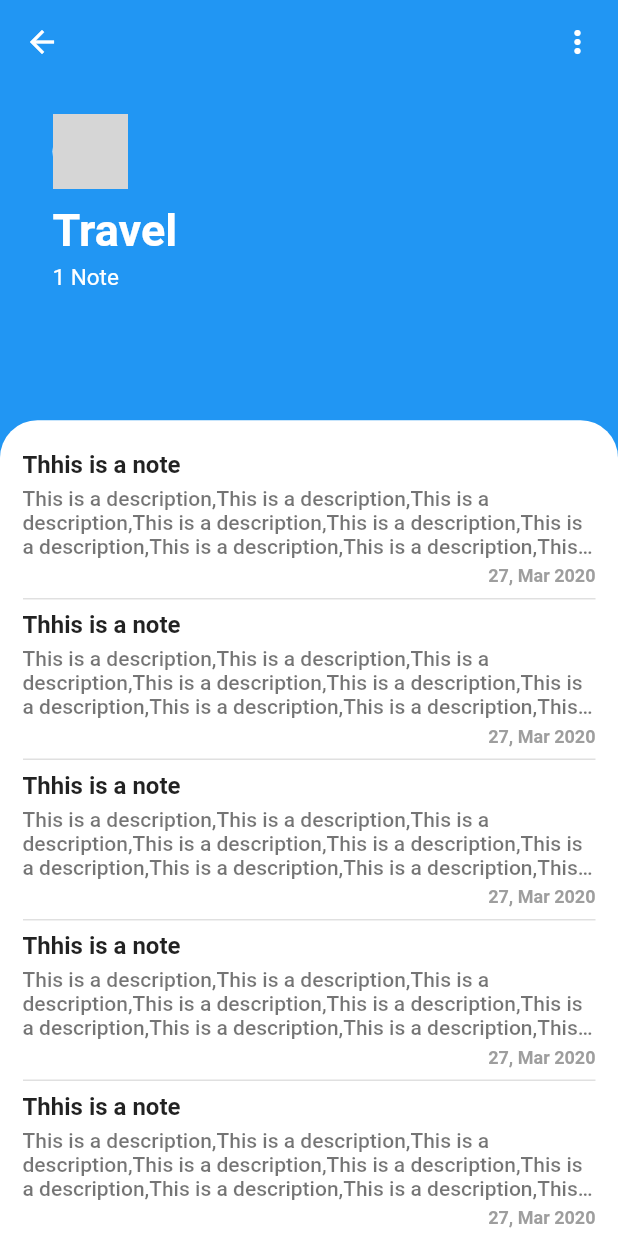
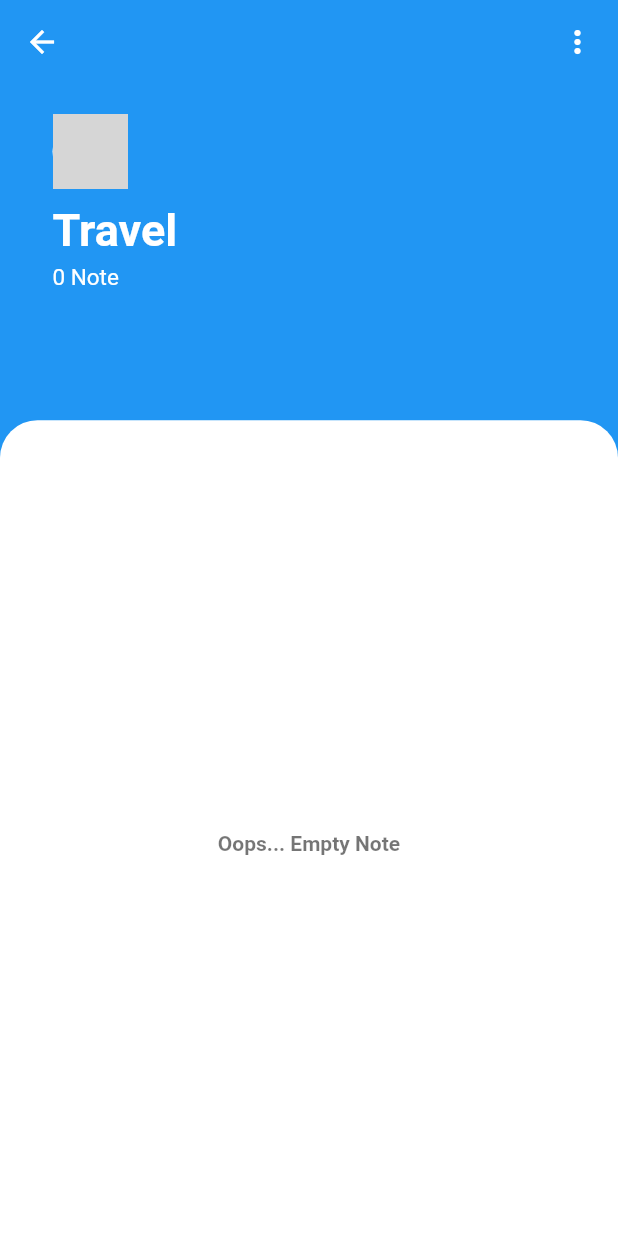
Before and after one commit to timilehinjegede/notes-app, a Flutter app: the screen it shows after launch, after a tap on "Travel", on a phone screen of 412 x 824 dp. Run offline on Flutter 3.47's test engine with Material 2 defaults, Android fonts, the phone set to English and light mode, and no system bars; our stand-ins replace hive, hive_flutter; accounts and stored records are empty; generated files the repository leaves out were written again; grey boxes are pictures that could not be loaded.

Commit message:
Adding of Notes and Filter by Category

```diff
--- a/lib/main.dart
+++ b/lib/main.dart
@@ -1,6 +1,7 @@
 import 'package:flutter/material.dart';
 import 'package:notesapp/screens/detail_category.dart';
 import 'package:notesapp/screens/home.dart';
+import 'package:notesapp/screens/new_note.dart';
 
 void main() {
   runApp(MyApp());
@@ -12,6 +13,7 @@ class MyApp extends StatelessWidget {
   Widget build(BuildContext context) {
     return MaterialApp(
       routes: {
+        NewNoteScreen.routeName: (context) => NewNoteScreen(),
       },
       debugShowCheckedModeBanner: false,
       home: HomeScreen(),
--- a/lib/screens/detail_category.dart
+++ b/lib/screens/detail_category.dart
@@ -1,4 +1,7 @@
 import 'package:flutter/material.dart';
+import 'package:hive/hive.dart';
+import 'package:hive_flutter/hive_flutter.dart';
+import 'package:notesapp/screens/new_note.dart';
 import 'package:notesapp/utils/colors.dart';
 import 'package:notesapp/utils/margin.dart';
 import 'package:notesapp/utils/resolution.dart';
@@ -52,7 +55,9 @@ class _DetailCategoryScreenState extends State<DetailCategoryScreen> {
                       color: kWhite,
                       borderRadius: BorderRadius.circular(25),
                       image: DecorationImage(
-                          image: widget.img, fit: BoxFit.contain,),
+                        image: widget.img,
+                        fit: BoxFit.contain,
+                      ),
                     ),
                   ),
                   YMargin(10),
@@ -83,18 +88,38 @@ class _DetailCategoryScreenState extends State<DetailCategoryScreen> {
               ),
               color: kWhite,
             ),
-            child: ListView.builder(
-              itemBuilder: (BuildContext context, int index) => Column(
-                children: <Widget>[
-                  _myNoteTile(
-                    'Thhis is a note',
-                    'This is a description,This is a description,This is a description,This is a description,This is a description,This is a description,This is a description,This is a description,This is a description,This is a description,This is a description,This is a description,This is a description,This is a description,This is a description,This is a y e wsin dcinsc,',
-                    '27, Mar 2020',
-                  ),
-                  Divider(thickness: 1,),
-                ],
-              ),
-              itemCount: 20,
+            child: ValueListenableBuilder(
+              valueListenable: Hive.box('noteBox').listenable(),
+              builder: (context, box, child) {
+                List<dynamic> boxList = box.values.toList();
+                return widget.noteNum != 0
+                    ? ListView.builder(
+                        itemBuilder: (BuildContext context, int index) =>
+                            Column(
+                          children: <Widget>[
+                            _myNoteTile(
+                              boxList[index].title,
+                              boxList[index].description,
+                              boxList[index].dateLastEdited.toString(),
+                            ),
+                            Divider(
+                              thickness: 1,
+                            ),
+                          ],
+                        ),
+                        itemCount: boxList.length,
+                      )
+                    : Center(
+                        child: Text(
+                          'Oops... Empty Note',
+                          style: textStyle(
+                            size: 14,
+                            color: kGreyBlack,
+                            weight: 6,
+                          ),
+                        ),
+                      );
+              },
             ),
           ),
         ],
@@ -127,7 +152,7 @@ class _DetailCategoryScreenState extends State<DetailCategoryScreen> {
           overflow: TextOverflow.ellipsis,
           softWrap: true,
         ),
-        YMargin(5),
+        YMargin(10),
         Align(
           alignment: Alignment.bottomRight,
           child: Text(
--- a/lib/screens/home.dart
+++ b/lib/screens/home.dart
@@ -1,9 +1,10 @@
 import 'package:flutter/material.dart';
 import 'package:hive/hive.dart';
+import 'package:hive_flutter/hive_flutter.dart';
 import 'package:notesapp/models/note.dart';
 import 'package:notesapp/screens/detail_category.dart';
+import 'package:notesapp/screens/new_note.dart';
 import 'package:notesapp/screens/widgets/custom_card.dart';
-import 'package:notesapp/screens/widgets/menu_button.dart';
 import 'package:notesapp/utils/colors.dart';
 import 'package:notesapp/utils/images.dart';
 import 'package:notesapp/utils/styles.dart';
@@ -44,20 +45,16 @@ class _HomeScreenState extends State<HomeScreen> {
           size: 25,
           color: kWhite,
         ),
-        onPressed: () => print('add me'),
+        onPressed: () async {
+          await Navigator.pushNamed(context, NewNoteScreen.routeName);
+          setState(() {});
+        },
       ),
       body: Column(
         crossAxisAlignment: CrossAxisAlignment.start,
         children: <Widget>[
-          GestureDetector(
-            onTap: () => print('Working'),
-            child: Padding(
-              padding: const EdgeInsets.fromLTRB(20, 40, 20, 10),
-              child: MenuButton(),
-            ),
-          ),
           Container(
-            padding: const EdgeInsets.symmetric(horizontal: 20, vertical: 20),
+            padding: EdgeInsets.fromLTRB(20, 50, 20, 30),
             child: Text(
               'Lists',
               style: textStyle(
@@ -67,7 +64,21 @@ class _HomeScreenState extends State<HomeScreen> {
               ),
             ),
           ),
-          Expanded(
+          ValueListenableBuilder(
+            valueListenable: Hive.box('noteBox').listenable(),
+            builder: (context, box, widget) {
+
+              // convert box value into a list
+              List<dynamic> boxList = box.values.toList();
+
+              // function to filter the list
+              int fromList(String filterString) {
+                return boxList
+                    .where((element) => element.category == filterString)
+                    .toList()
+                    .length;
+              }
+              return Expanded(
                 child: Padding(
                   padding: const EdgeInsets.only(left: 10, right: 10),
                   child: GridView.count(
@@ -84,14 +95,14 @@ class _HomeScreenState extends State<HomeScreen> {
                             builder: (context) => DetailCategoryScreen(
                               category: 'All',
                               img: all,
-                          noteNum: 23,
+                              noteNum: boxList.length,
                             ),
                           ),
                         ),
                         child: CustomCard(
                           title: 'All',
                           imgPath: all,
-                      taskNum: 23,
+                          taskNum: boxList.length,
                         ),
                       ),
                       GestureDetector(
@@ -100,15 +111,15 @@ class _HomeScreenState extends State<HomeScreen> {
                           MaterialPageRoute(
                             builder: (context) => DetailCategoryScreen(
                               category: 'Work',
-                          img: work,
-                          noteNum: 14,
+                              img: music,
+                              noteNum: fromList('Work'),
                             ),
                           ),
                         ),
                         child: CustomCard(
                           title: 'Work',
                           imgPath: work,
-                      taskNum: 14,
+                          taskNum: fromList('Work'),
                         ),
                       ),
                       GestureDetector(
@@ -118,14 +129,14 @@ class _HomeScreenState extends State<HomeScreen> {
                             builder: (context) => DetailCategoryScreen(
                               category: 'Music',
                               img: music,
-                          noteNum: 6,
+                              noteNum: fromList('Music'),
                             ),
                           ),
                         ),
                         child: CustomCard(
                           title: 'Music',
                           imgPath: music,
-                      taskNum: 6,
+                          taskNum: fromList('Music'),
                         ),
                       ),
                       GestureDetector(
@@ -135,14 +146,14 @@ class _HomeScreenState extends State<HomeScreen> {
                             builder: (context) => DetailCategoryScreen(
                               category: 'Travel',
                               img: travel,
-                          noteNum: 1,
+                              noteNum: fromList('Travel'),
                             ),
                           ),
                         ),
                         child: CustomCard(
                           title: 'Travel',
                           imgPath: travel,
-                      taskNum: 1,
+                          taskNum: fromList('Travel'),
                         ),
                       ),
                       GestureDetector(
@@ -152,14 +163,14 @@ class _HomeScreenState extends State<HomeScreen> {
                             builder: (context) => DetailCategoryScreen(
                               category: 'Study',
                               img: study,
-                          noteNum: 2,
+                              noteNum: fromList('Study'),
                             ),
                           ),
                         ),
                         child: CustomCard(
                           title: 'Study',
                           imgPath: study,
-                      taskNum: 2,
+                          taskNum: fromList('Study'),
                         ),
                       ),
                       GestureDetector(
@@ -169,14 +180,14 @@ class _HomeScreenState extends State<HomeScreen> {
                             builder: (context) => DetailCategoryScreen(
                               category: 'Home',
                               img: home,
-                          noteNum: 14,
+                              noteNum: fromList('Home'),
                             ),
                           ),
                         ),
                         child: CustomCard(
                           title: 'Home',
                           imgPath: home,
-                      taskNum: 14,
+                          taskNum: fromList('Home'),
                         ),
                       ),
                       GestureDetector(
@@ -186,14 +197,14 @@ class _HomeScreenState extends State<HomeScreen> {
                             builder: (context) => DetailCategoryScreen(
                               category: 'Play',
                               img: play,
-                          noteNum: 0,
+                              noteNum: fromList('Play'),
                             ),
                           ),
                         ),
                         child: CustomCard(
                           title: 'Play',
                           imgPath: play,
-                      taskNum: 0,
+                          taskNum: fromList('Play'),
                         ),
                       ),
                       GestureDetector(
@@ -203,19 +214,21 @@ class _HomeScreenState extends State<HomeScreen> {
                             builder: (context) => DetailCategoryScreen(
                               category: 'Shop',
                               img: shop,
-                          noteNum: 6,
+                              noteNum: fromList('Shop'),
                             ),
                           ),
                         ),
                         child: CustomCard(
                           title: 'Shop',
                           imgPath: shop,
-                      taskNum: 6,
+                          taskNum: fromList('Shop'),
                         ),
                       ),
                     ],
                   ),
                 ),
+              );
+            },
           )
         ],
       ),
--- a/lib/screens/widgets/custom_card.dart
+++ b/lib/screens/widgets/custom_card.dart
@@ -44,7 +44,7 @@ class CustomCard extends StatelessWidget {
             ),
             YMargin(5),
             Text(
-              '$taskNum ${taskNum > 1 ? 'Tasks' : 'Task'}',
+              '$taskNum ${taskNum > 1 ? 'Notes' : 'Note'}',
               style: textStyle(
                 size: 14,
                 weight: 3,
```
Also changed, not shown: lib/screens/new_note.dart (+89 -1 lines), lib/screens/note_detail.dart (added, +10 -0 lines). Lines whose indentation alone changed are shown as unchanged.
